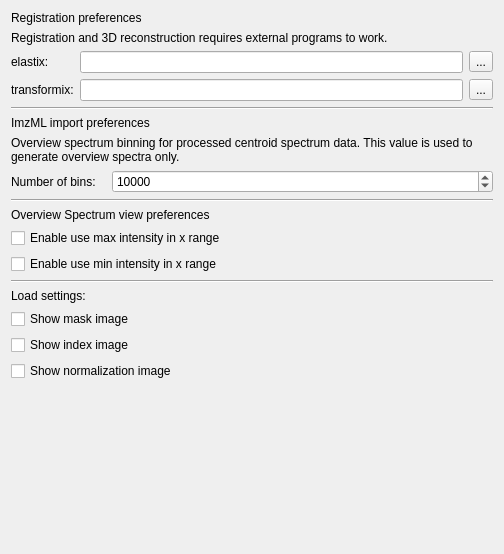
The window that Plugins/org.mitk.gui.qt.m2.common/src/internal/m2PreferencePage.ui (m2aia/m2aia) describes before a commit, drawn with Qt 5.
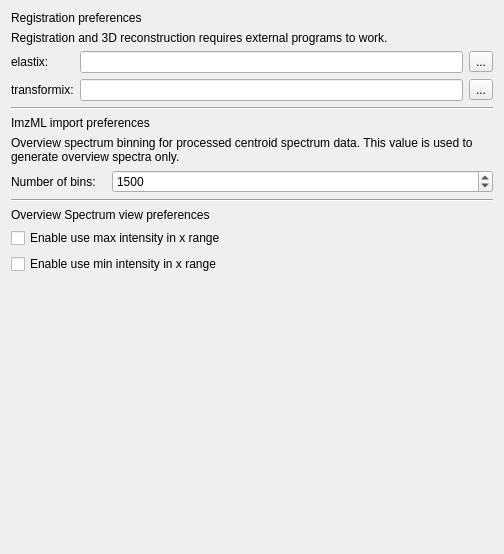
The same window after the commit.

```diff
--- a/Plugins/org.mitk.gui.qt.m2.common/src/internal/m2PreferencePage.ui
+++ b/Plugins/org.mitk.gui.qt.m2.common/src/internal/m2PreferencePage.ui
@@ -119,13 +119,13 @@
      <item row="0" column="1">
       <widget class="QSpinBox" name="spnBxBins">
        <property name="minimum">
-        <number>2000</number>
+        <number>100</number>
        </property>
        <property name="maximum">
         <number>1000000</number>
        </property>
        <property name="value">
-        <number>10000</number>
+        <number>1500</number>
        </property>
       </widget>
      </item>
@@ -159,56 +159,6 @@
      </property>
     </widget>
    </item>
-   <item>
-    <widget class="Line" name="line_3">
-     <property name="orientation">
-      <enum>Qt::Horizontal</enum>
-     </property>
-    </widget>
-   </item>
-   <item>
-    <widget class="QLabel" name="label_6">
-     <property name="text">
-      <string>Load settings:</string>
-     </property>
-     <property name="wordWrap">
-      <bool>true</bool>
-     </property>
-    </widget>
-   </item>
-   <item>
-    <widget class="QCheckBox" name="chkBxMaskImage">
-     <property name="toolTip">
-      <string>A new image node is added to the DataManager. 
-Maskimage: background (pixel value = 0) and all valid spectra/pixels (pixel value = 1) .</string>
-     </property>
-     <property name="text">
-      <string>Show mask image</string>
-     </property>
-    </widget>
-   </item>
-   <item>
-    <widget class="QCheckBox" name="chkBxIndexImage">
-     <property name="toolTip">
-      <string>A new image node is added to the DataManager. 
-Index-image: background (pixel value = 0) and for all valid spectra/pixels the associated spectrum-index (pixel values = {1,...,n}) is given.</string>
-     </property>
-     <property name="text">
-      <string>Show index image</string>
-     </property>
-    </widget>
-   </item>
-   <item>
-    <widget class="QCheckBox" name="chkBxNormalizationImage">
-     <property name="toolTip">
-      <string>A new image node is added to the DataManager. 
-Normalization-image: background (pixel value = 0) and for all valid spectra/pixels the associated spectrum-normalization factor (real pixel values) is given. E.g. if TIC normalization was selected for data loading, the Normalization-image containse the TIC factors for each spectrum/pixel.</string>
-     </property>
-     <property name="text">
-      <string>Show normalization image</string>
-     </property>
-    </widget>
-   </item>
    <item>
     <spacer name="verticalSpacer">
      <property name="orientation">
```
